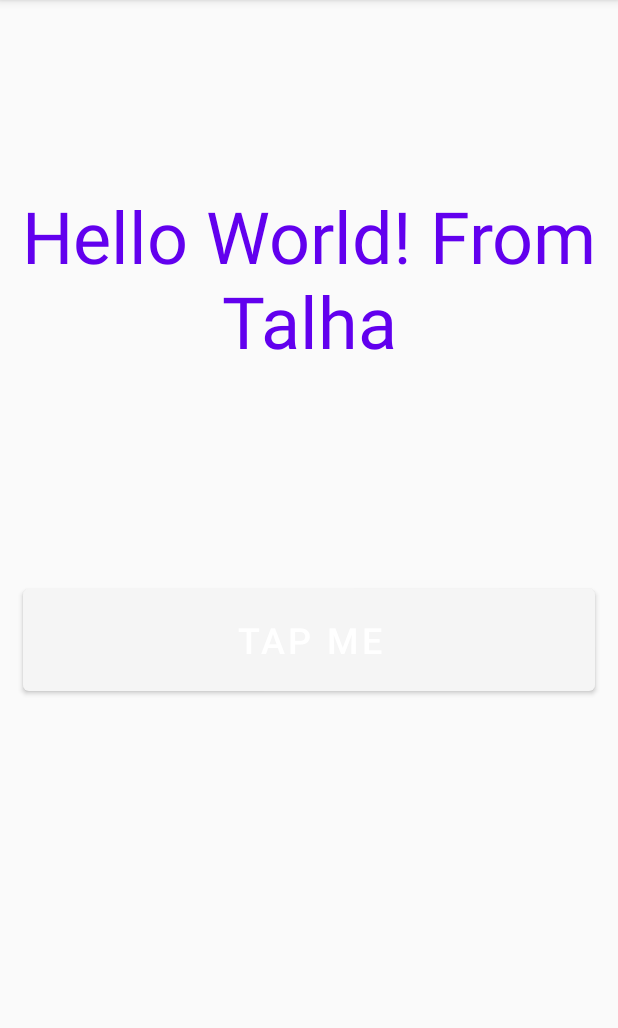
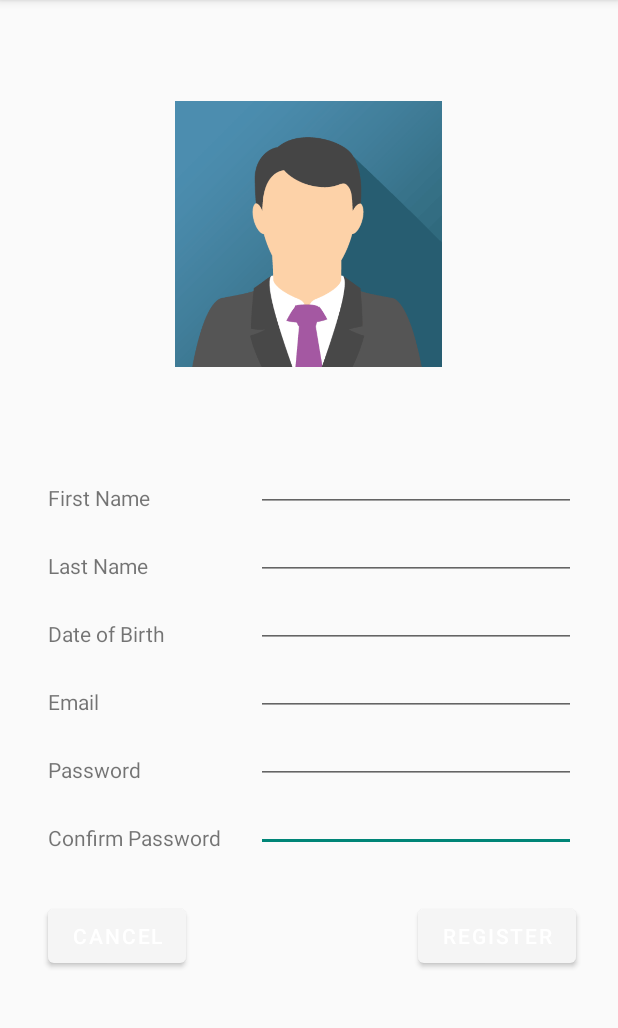
Before and after one commit to BSEF19M520/Mobile-Computing, an Android app: the screen it shows after launch (MainActivity), on a phone screen of 412 x 824 dp, the part 84-1112 px from its top. Run offline under Robolectric (Android 15) with nearby library versions, the phone set to English and light mode, and no system bars.

Commit message:
Calculator, Login, Register Layouts created. Hard coded texts moved to strings resource

```diff
--- a/MyApplication/app/src/main/java/com/example/myapplication/MainActivity.java
+++ b/MyApplication/app/src/main/java/com/example/myapplication/MainActivity.java
@@ -17,21 +17,8 @@ public class MainActivity extends AppCompatActivity {
     protected void onCreate(Bundle savedInstanceState) {
         setTheme(com.google.android.material.R.style.Theme_AppCompat_Light);
         super.onCreate(savedInstanceState);
-        setContentView(R.layout.activity_main);
+        setContentView(R.layout.register);
 
-        TextView textView = (TextView) this.findViewById(R.id.textView);
-        String initialText = (String) textView.getText();
-        final AtomicBoolean toggle = new AtomicBoolean(true);
-        Button button = (Button) this.findViewById(R.id.button);
-        button.setOnClickListener(new View.OnClickListener() {
-            @Override
-            public void onClick(View view) {
-                if (toggle.getAndSet(!toggle.get()))
-                    textView.setText("Text changed");
-                else
-                    textView.setText(initialText);
-            }
-        });
     }
 
 }
--- /dev/null
+++ b/MyApplication/app/src/main/res/layout/register.xml
@@ -0,0 +1,141 @@
+<?xml version="1.0" encoding="utf-8"?>
+<androidx.constraintlayout.widget.ConstraintLayout xmlns:android="http://schemas.android.com/apk/res/android"
+    xmlns:app="http://schemas.android.com/apk/res-auto"
+    xmlns:tools="http://schemas.android.com/tools"
+    android:layout_width="match_parent"
+    android:layout_height="match_parent">
+
+    <EditText
+        android:id="@+id/editTextTextPassword2"
+        android:layout_width="wrap_content"
+        android:layout_height="wrap_content"
+        android:ems="10"
+        android:inputType="textPassword"
+        app:layout_constraintEnd_toEndOf="@+id/editTextTextPassword"
+        app:layout_constraintTop_toBottomOf="@+id/editTextTextPassword" />
+
+    <ImageView
+        android:id="@+id/imageView"
+        android:layout_width="178dp"
+        android:layout_height="216dp"
+        android:layout_marginTop="48dp"
+        android:src="@drawable/img_avatar"
+        app:layout_constraintEnd_toEndOf="parent"
+        app:layout_constraintHorizontal_bias="0.499"
+        app:layout_constraintStart_toStartOf="parent"
+        app:layout_constraintTop_toTopOf="parent" />
+
+    <EditText
+        android:id="@+id/editTextTextEmailAddress"
+        android:layout_width="wrap_content"
+        android:layout_height="wrap_content"
+        android:ems="10"
+        android:inputType="textEmailAddress"
+        app:layout_constraintEnd_toEndOf="@+id/editTextDate"
+        app:layout_constraintTop_toBottomOf="@+id/editTextDate" />
+
+    <TextView
+        android:id="@+id/textView3"
+        android:layout_width="wrap_content"
+        android:layout_height="wrap_content"
+        android:text="@string/password"
+        app:layout_constraintBottom_toBottomOf="@+id/editTextTextPassword"
+        app:layout_constraintStart_toStartOf="@+id/textView2" />
+
+    <Button
+        android:id="@+id/button3"
+        android:layout_width="wrap_content"
+        android:layout_height="wrap_content"
+        android:layout_marginTop="32dp"
+        android:text="@string/register"
+        app:layout_constraintEnd_toEndOf="@+id/editTextTextPassword2"
+        app:layout_constraintTop_toBottomOf="@+id/editTextTextPassword2" />
+
+    <Button
+        android:id="@+id/button2"
+        android:layout_width="wrap_content"
+        android:layout_height="wrap_content"
+        android:text="@string/cancel"
+        app:layout_constraintBottom_toBottomOf="@+id/button3"
+        app:layout_constraintStart_toStartOf="@+id/textView3" />
+
+    <TextView
+        android:id="@+id/textView2"
+        android:layout_width="wrap_content"
+        android:layout_height="wrap_content"
+        android:text="@string/email"
+        app:layout_constraintBottom_toBottomOf="@+id/editTextTextEmailAddress"
+        app:layout_constraintStart_toStartOf="@+id/textView8" />
+
+    <EditText
+        android:id="@+id/editTextTextPassword"
+        android:layout_width="wrap_content"
+        android:layout_height="wrap_content"
+        android:ems="10"
+        android:inputType="textPassword"
+        app:layout_constraintEnd_toEndOf="@+id/editTextTextEmailAddress"
+        app:layout_constraintTop_toBottomOf="@+id/editTextTextEmailAddress" />
+
+    <TextView
+        android:id="@+id/textView5"
+        android:layout_width="wrap_content"
+        android:layout_height="wrap_content"
+        android:text="@string/confirm_password"
+        app:layout_constraintBottom_toBottomOf="@+id/editTextTextPassword2"
+        app:layout_constraintStart_toStartOf="@+id/textView3" />
+
+    <TextView
+        android:id="@+id/textView6"
+        android:layout_width="wrap_content"
+        android:layout_height="wrap_content"
+        android:layout_marginStart="32dp"
+        android:text="@string/first_name"
+        app:layout_constraintBottom_toBottomOf="@+id/editTextTextPersonName"
+        app:layout_constraintStart_toStartOf="parent" />
+
+    <TextView
+        android:id="@+id/textView7"
+        android:layout_width="wrap_content"
+        android:layout_height="wrap_content"
+        android:text="@string/last_name"
+        app:layout_constraintBottom_toBottomOf="@+id/editTextTextPersonName2"
+        app:layout_constraintStart_toStartOf="@+id/textView6" />
+
+    <EditText
+        android:id="@+id/editTextTextPersonName"
+        android:layout_width="wrap_content"
+        android:layout_height="wrap_content"
+        android:layout_marginTop="32dp"
+        android:layout_marginEnd="28dp"
+        android:ems="10"
+        android:inputType="textPersonName"
+        app:layout_constraintEnd_toEndOf="parent"
+        app:layout_constraintTop_toBottomOf="@+id/imageView" />
+
+    <EditText
+        android:id="@+id/editTextTextPersonName2"
+        android:layout_width="wrap_content"
+        android:layout_height="wrap_content"
+        android:ems="10"
+        android:inputType="textPersonName"
+        app:layout_constraintEnd_toEndOf="@+id/editTextTextPersonName"
+        app:layout_constraintTop_toBottomOf="@+id/editTextTextPersonName" />
+
+    <TextView
+        android:id="@+id/textView8"
+        android:layout_width="wrap_content"
+        android:layout_height="wrap_content"
+        android:text="Date of Birth"
+        app:layout_constraintBottom_toTopOf="@+id/editTextTextEmailAddress"
+        app:layout_constraintStart_toStartOf="@+id/textView7" />
+
+    <EditText
+        android:id="@+id/editTextDate"
+        android:layout_width="wrap_content"
+        android:layout_height="wrap_content"
+        android:ems="10"
+        android:inputType="date"
+        app:layout_constraintEnd_toEndOf="@+id/editTextTextPersonName2"
+        app:layout_constraintTop_toBottomOf="@+id/editTextTextPersonName2" />
+
+</androidx.constraintlayout.widget.ConstraintLayout>
--- a/MyApplication/app/src/main/res/values/strings.xml
+++ b/MyApplication/app/src/main/res/values/strings.xml
@@ -1,3 +1,30 @@
 <resources>
     <string name="app_name">My Application</string>
+    <string name="password">Password</string>
+    <string name="login">Login</string>
+    <string name="cancel">Cancel</string>
+    <string name="email">Email</string>
+    <string name="equalSign">=</string>
+    <string name="_0">0</string>
+    <string name="dotSign">.</string>
+    <string name="plusSign">+</string>
+    <string name="_1">1</string>
+    <string name="_2">2</string>
+    <string name="_3">3</string>
+    <string name="minusSign">-</string>
+    <string name="_4">4</string>
+    <string name="_5">5</string>
+    <string name="_6">6</string>
+    <string name="multiplySign">x</string>
+    <string name="_7">7</string>
+    <string name="_8">8</string>
+    <string name="_9">9</string>
+    <string name="divisionSign">/</string>
+    <string name="modulusSign">%</string>
+    <string name="clear">Clear</string>
+    <string name="clear_all">Clear All</string>
+    <string name="confirm_password">Confirm Password</string>
+    <string name="first_name">First Name</string>
+    <string name="last_name">Last Name</string>
+    <string name="register">register</string>
 </resources>
```
Also changed, not shown: MyApplication/app/src/main/res/layout/calculator.xml (added, +208 -0 lines), MyApplication/app/src/main/res/layout/login.xml (added, +74 -0 lines), MyApplication/app/src/main/res/drawable/img_avatar.png (added).
